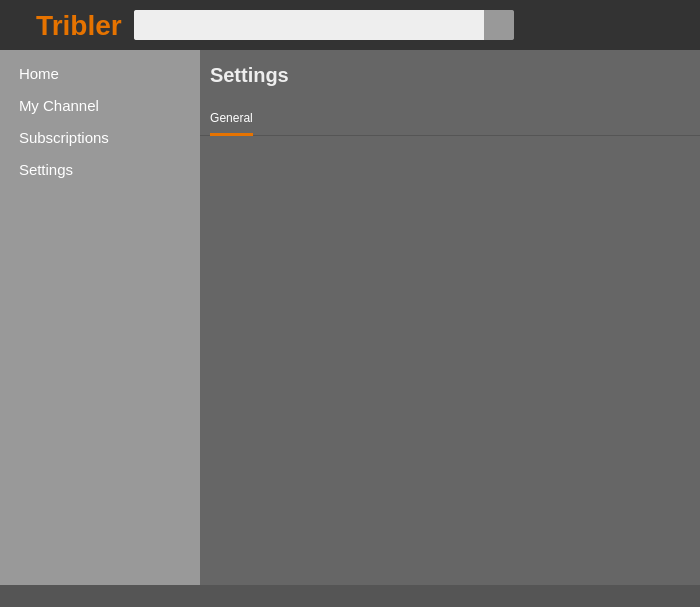
Above: TriblerGUI/qt_resources/mainwindow.ui from devos50/TriblerGUI before the change. Below: the same form after it.
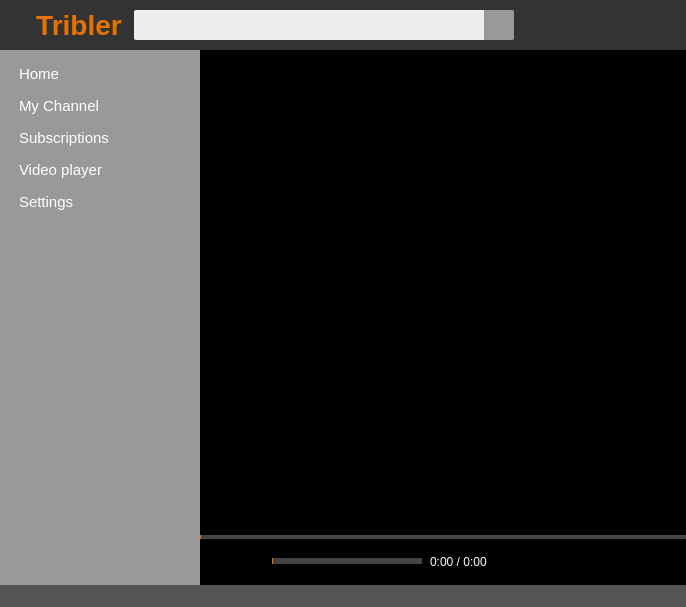
That is the form after the change. Icons and pictures are not drawn. Custom widgets are drawn as their Qt base class.

Commit message: Added the video player page with controls

The edit to the form file:
```diff
--- a/TriblerGUI/qt_resources/mainwindow.ui
+++ b/TriblerGUI/qt_resources/mainwindow.ui
@@ -6,7 +6,7 @@
    <rect>
     <x>0</x>
     <y>0</y>
-    <width>700</width>
+    <width>686</width>
     <height>607</height>
    </rect>
   </property>
@@ -516,6 +516,67 @@
            </layout>
           </widget>
          </item>
+         <item>
+          <widget class="LeftMenuButton" name="left_menu_videoplayer_button" native="true">
+           <layout class="QHBoxLayout" name="horizontalLayout_11">
+            <property name="spacing">
+             <number>0</number>
+            </property>
+            <property name="leftMargin">
+             <number>0</number>
+            </property>
+            <property name="topMargin">
+             <number>0</number>
+            </property>
+            <property name="rightMargin">
+             <number>0</number>
+            </property>
+            <property name="bottomMargin">
+             <number>0</number>
+            </property>
+            <item>
+             <widget class="QLabel" name="left_menu_videoplayer_label">
+              <property name="sizePolicy">
+               <sizepolicy hsizetype="Preferred" vsizetype="Fixed">
+                <horstretch>0</horstretch>
+                <verstretch>0</verstretch>
+               </sizepolicy>
+              </property>
+              <property name="minimumSize">
+               <size>
+                <width>0</width>
+                <height>26</height>
+               </size>
+              </property>
+              <property name="maximumSize">
+               <size>
+                <width>16777215</width>
+                <height>26</height>
+               </size>
+              </property>
+              <property name="cursor">
+               <cursorShape>PointingHandCursor</cursorShape>
+              </property>
+              <property name="styleSheet">
+               <string notr="true">QWidget {
+color: white;
+border: none;
+font-size: 15px;
+padding-left: 4px;
+}
+
+QWidget:hover {
+background-color: #666;
+}</string>
+              </property>
+              <property name="text">
+               <string>Video player</string>
+              </property>
+             </widget>
+            </item>
+           </layout>
+          </widget>
+         </item>
          <item>
           <widget class="LeftMenuButton" name="left_menu_settings_button" native="true">
            <layout class="QHBoxLayout" name="horizontalLayout_8">
@@ -596,7 +657,7 @@
       <item>
        <widget class="QStackedWidget" name="stackedWidget">
         <property name="currentIndex">
-         <number>4</number>
+         <number>5</number>
         </property>
         <widget class="QWidget" name="home_page">
          <layout class="QVBoxLayout" name="verticalLayout">
@@ -1150,6 +1211,375 @@
           </item>
          </layout>
         </widget>
+        <widget class="VideoPlayerPage" name="video_player_page">
+         <layout class="QVBoxLayout" name="verticalLayout">
+          <property name="leftMargin">
+           <number>0</number>
+          </property>
+          <property name="topMargin">
+           <number>0</number>
+          </property>
+          <property name="rightMargin">
+           <number>0</number>
+          </property>
+          <property name="bottomMargin">
+           <number>0</number>
+          </property>
+          <item>
+           <widget class="QWidget" name="video_player_container" native="true">
+            <property name="styleSheet">
+             <string notr="true">background-color: black;</string>
+            </property>
+            <layout class="QVBoxLayout" name="verticalLayout_3">
+             <property name="spacing">
+              <number>0</number>
+             </property>
+             <property name="leftMargin">
+              <number>0</number>
+             </property>
+             <property name="topMargin">
+              <number>0</number>
+             </property>
+             <property name="rightMargin">
+              <number>0</number>
+             </property>
+             <property name="bottomMargin">
+              <number>0</number>
+             </property>
+             <item>
+              <widget class="QWidget" name="video_player_widget" native="true">
+               <layout class="QGridLayout" name="gridLayout_2">
+                <property name="leftMargin">
+                 <number>0</number>
+                </property>
+                <property name="topMargin">
+                 <number>0</number>
+                </property>
+                <property name="rightMargin">
+                 <number>0</number>
+                </property>
+                <property name="bottomMargin">
+                 <number>0</number>
+                </property>
+                <property name="spacing">
+                 <number>0</number>
+                </property>
+               </layout>
+              </widget>
+             </item>
+             <item>
+              <widget class="QWidget" name="video_player_controls_container" native="true">
+               <property name="sizePolicy">
+                <sizepolicy hsizetype="Preferred" vsizetype="Fixed">
+                 <horstretch>0</horstretch>
+                 <verstretch>0</verstretch>
+                </sizepolicy>
+               </property>
+               <property name="minimumSize">
+                <size>
+                 <width>0</width>
+                 <height>50</height>
+                </size>
+               </property>
+               <property name="maximumSize">
+                <size>
+                 <width>16777215</width>
+                 <height>50</height>
+                </size>
+               </property>
+               <property name="styleSheet">
+                <string notr="true">background-color: transparent;</string>
+               </property>
+               <layout class="QVBoxLayout" name="verticalLayout_4">
+                <property name="spacing">
+                 <number>0</number>
+                </property>
+                <property name="leftMargin">
+                 <number>0</number>
+                </property>
+                <property name="topMargin">
+                 <number>0</number>
+                </property>
+                <property name="rightMargin">
+                 <number>0</number>
+                </property>
+                <property name="bottomMargin">
+                 <number>0</number>
+                </property>
+                <item>
+                 <widget class="QSlider" name="video_player_position_slider">
+                  <property name="minimumSize">
+                   <size>
+                    <width>0</width>
+                    <height>4</height>
+                   </size>
+                  </property>
+                  <property name="maximumSize">
+                   <size>
+                    <width>16777215</width>
+                    <height>4</height>
+                   </size>
+                  </property>
+                  <property name="cursor">
+                   <cursorShape>PointingHandCursor</cursorShape>
+                  </property>
+                  <property name="styleSheet">
+                   <string notr="true">QSlider::groove:horizontal {
+     background: white;
+     height: 4px;
+ }
+
+QSlider::add-page:horizontal {
+    background: #444;
+}
+
+QSlider::sub-page:horizontal {
+    background: #e67300;
+}</string>
+                  </property>
+                  <property name="maximum">
+                   <number>1000</number>
+                  </property>
+                  <property name="orientation">
+                   <enum>Qt::Horizontal</enum>
+                  </property>
+                 </widget>
+                </item>
+                <item>
+                 <widget class="QWidget" name="video_player_controls_buttons_container" native="true">
+                  <layout class="QHBoxLayout" name="horizontalLayout_10">
+                   <property name="spacing">
+                    <number>0</number>
+                   </property>
+                   <property name="leftMargin">
+                    <number>8</number>
+                   </property>
+                   <property name="topMargin">
+                    <number>0</number>
+                   </property>
+                   <property name="rightMargin">
+                    <number>0</number>
+                   </property>
+                   <property name="bottomMargin">
+                    <number>0</number>
+                   </property>
+                   <item>
+                    <widget class="QToolButton" name="video_player_play_pause_button">
+                     <property name="minimumSize">
+                      <size>
+                       <width>24</width>
+                       <height>24</height>
+                      </size>
+                     </property>
+                     <property name="maximumSize">
+                      <size>
+                       <width>24</width>
+                       <height>24</height>
+                      </size>
+                     </property>
+                     <property name="cursor">
+                      <cursorShape>PointingHandCursor</cursorShape>
+                     </property>
+                     <property name="styleSheet">
+                      <string notr="true">border: none;</string>
+                     </property>
+                     <property name="text">
+                      <string/>
+                     </property>
+                     <property name="iconSize">
+                      <size>
+                       <width>20</width>
+                       <height>20</height>
+                      </size>
+                     </property>
+                    </widget>
+                   </item>
+                   <item>
+                    <spacer name="horizontalSpacer_13">
+                     <property name="orientation">
+                      <enum>Qt::Horizontal</enum>
+                     </property>
+                     <property name="sizeType">
+                      <enum>QSizePolicy::Fixed</enum>
+                     </property>
+                     <property name="sizeHint" stdset="0">
+                      <size>
+                       <width>8</width>
+                       <height>20</height>
+                      </size>
+                     </property>
+                    </spacer>
+                   </item>
+                   <item>
+                    <widget class="VideoPlayerVolumeContainer" name="video_player_volume_container" native="true">
+                     <property name="styleSheet">
+                      <string notr="true"/>
+                     </property>
+                     <layout class="QHBoxLayout" name="horizontalLayout_12">
+                      <property name="spacing">
+                       <number>0</number>
+                      </property>
+                      <property name="leftMargin">
+                       <number>0</number>
+                      </property>
+                      <property name="topMargin">
+                       <number>0</number>
+                      </property>
+                      <property name="rightMargin">
+                       <number>0</number>
+                      </property>
+                      <property name="bottomMargin">
+                       <number>0</number>
+                      </property>
+                      <item>
+                       <widget class="QToolButton" name="video_player_volume_button">
+                        <property name="minimumSize">
+                         <size>
+                          <width>24</width>
+                          <height>24</height>
+                         </size>
+                        </property>
+                        <property name="maximumSize">
+                         <size>
+                          <width>24</width>
+                          <height>24</height>
+                         </size>
+                        </property>
+                        <property name="cursor">
+                         <cursorShape>PointingHandCursor</cursorShape>
+                        </property>
+                        <property name="styleSheet">
+                         <string notr="true">border: none;</string>
+                        </property>
+                        <property name="text">
+                         <string>...</string>
+                        </property>
+                        <property name="iconSize">
+                         <size>
+                          <width>16</width>
+                          <height>16</height>
+                         </size>
+                        </property>
+                       </widget>
+                      </item>
+                      <item>
+                       <spacer name="horizontalSpacer_14">
+                        <property name="orientation">
+                         <enum>Qt::Horizontal</enum>
+                        </property>
+                        <property name="sizeType">
+                         <enum>QSizePolicy::Fixed</enum>
+                        </property>
+                        <property name="sizeHint" stdset="0">
+                         <size>
+                          <width>8</width>
+                          <height>20</height>
+                         </size>
+                        </property>
+                       </spacer>
+                      </item>
+                      <item>
+                       <widget class="QSlider" name="video_player_volume_slider">
+                        <property name="sizePolicy">
+                         <sizepolicy hsizetype="Fixed" vsizetype="Fixed">
+                          <horstretch>150</horstretch>
+                          <verstretch>0</verstretch>
+                         </sizepolicy>
+                        </property>
+                        <property name="minimumSize">
+                         <size>
+                          <width>150</width>
+                          <height>15</height>
+                         </size>
+                        </property>
+                        <property name="maximumSize">
+                         <size>
+                          <width>16777215</width>
+                          <height>15</height>
+                         </size>
+                        </property>
+                        <property name="autoFillBackground">
+                         <bool>false</bool>
+                        </property>
+                        <property name="styleSheet">
+                         <string notr="true">QSlider::groove:horizontal {
+     background: white;
+     height: 6px;
+ }
+
+QSlider::add-page:horizontal {
+    background: #444;
+}
+
+QSlider::sub-page:horizontal {
+    background: #e67300;
+}</string>
+                        </property>
+                        <property name="orientation">
+                         <enum>Qt::Horizontal</enum>
+                        </property>
+                       </widget>
+                      </item>
+                     </layout>
+                    </widget>
+                   </item>
+                   <item>
+                    <spacer name="horizontalSpacer_15">
+                     <property name="orientation">
+                      <enum>Qt::Horizontal</enum>
+                     </property>
+                     <property name="sizeType">
+                      <enum>QSizePolicy::Fixed</enum>
+                     </property>
+                     <property name="sizeHint" stdset="0">
+                      <size>
+                       <width>8</width>
+                       <height>20</height>
+                      </size>
+                     </property>
+                    </spacer>
+                   </item>
+                   <item>
+                    <widget class="QLabel" name="video_player_time_label">
+                     <property name="sizePolicy">
+                      <sizepolicy hsizetype="Preferred" vsizetype="Fixed">
+                       <horstretch>0</horstretch>
+                       <verstretch>0</verstretch>
+                      </sizepolicy>
+                     </property>
+                     <property name="styleSheet">
+                      <string notr="true">color: white;
+font-size: 12px;</string>
+                     </property>
+                     <property name="text">
+                      <string>0:00 / 0:00</string>
+                     </property>
+                    </widget>
+                   </item>
+                   <item>
+                    <spacer name="horizontalSpacer_12">
+                     <property name="orientation">
+                      <enum>Qt::Horizontal</enum>
+                     </property>
+                     <property name="sizeHint" stdset="0">
+                      <size>
+                       <width>40</width>
+                       <height>20</height>
+                      </size>
+                     </property>
+                    </spacer>
+                   </item>
+                  </layout>
+                 </widget>
+                </item>
+               </layout>
+              </widget>
+             </item>
+            </layout>
+           </widget>
+          </item>
+         </layout>
+        </widget>
        </widget>
       </item>
      </layout>
@@ -1175,6 +1605,18 @@
    <header>leftmenubutton.h</header>
    <container>1</container>
   </customwidget>
+  <customwidget>
+   <class>VideoPlayerPage</class>
+   <extends>QWidget</extends>
+   <header>videoplayerpage.h</header>
+   <container>1</container>
+  </customwidget>
+  <customwidget>
+   <class>VideoPlayerVolumeContainer</class>
+   <extends>QWidget</extends>
+   <header>videoplayervolumecontainer.h</header>
+   <container>1</container>
+  </customwidget>
  </customwidgets>
  <resources/>
  <connections/>
```
The commit also changes 8 other files.
